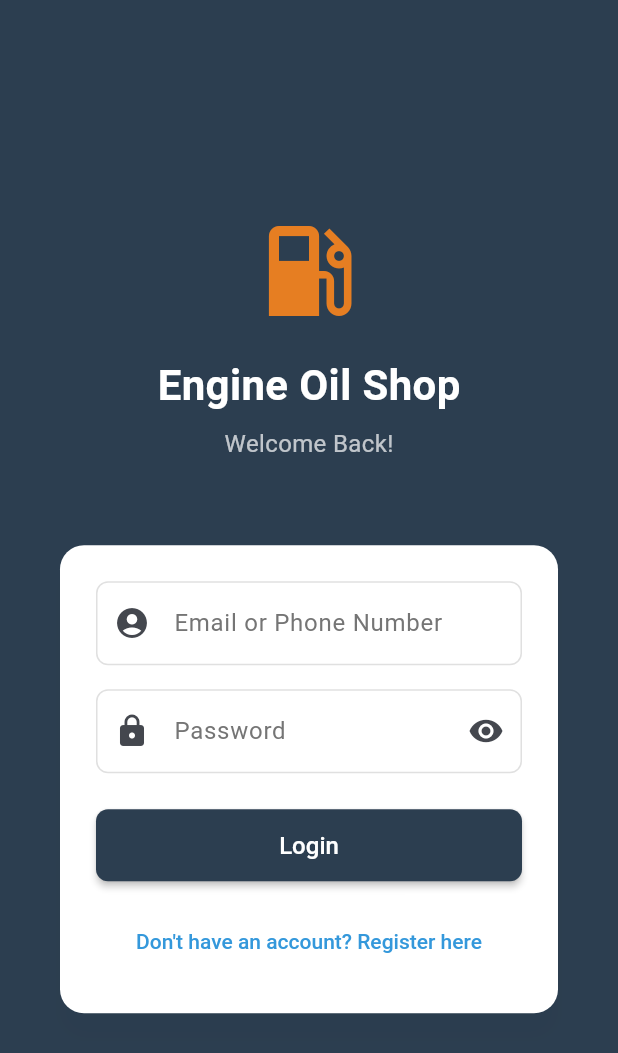
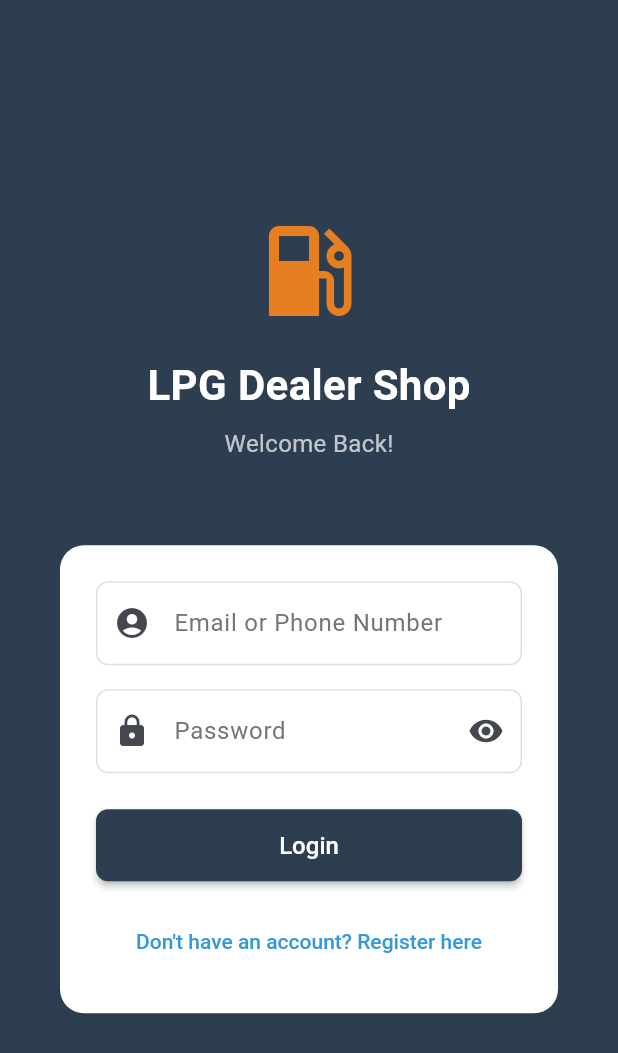
Before and after one commit to Qasimshabir/lpg-shop, a Flutter app: the screen it shows after launch, on a phone screen of 412 x 824 dp. Shown: the top 1053 px of the screen. Run offline on Flutter 3.47's test engine with Material 3 defaults, Android fonts, the phone set to English and light mode, and no system bars; our stand-ins replace google_fonts, hive_flutter, image_picker, shared_preferences; accounts and stored records are empty.

Commit message:
docs: Update branding from generic app to LPG Dealer Management System
- Update README.md with comprehensive project description and feature list
- Fix deprecated CardTheme to CardThemeData in lpg_theme.dart
- Fix deprecated DialogTheme to DialogThemeData in lpg_theme.dart
- Update login screen title from 'Engine Oil Shop' to 'LPG Dealer Shop'
- Update feedback screen support email to 'support@lpgdealershop.com'
- Update web index.html meta tags and title for LPG Dealer branding
- Update web manifest.json with proper app name, description, and theme colors
- Rebrand application from generic Flutter project to LPG dealer operations platform

```diff
--- a/app/lib/lpg_theme.dart
+++ b/app/lib/lpg_theme.dart
@@ -114,7 +114,7 @@ ThemeData lpgTheme() {
       ),
     ),
 
-    cardTheme: CardTheme(
+    cardTheme: CardThemeData(
       color: Colors.white,
       shadowColor: Colors.black.withOpacity(0.1),
       elevation: 2,
@@ -213,7 +213,7 @@ ThemeData lpgTheme() {
       ),
     ),
 
-    dialogTheme: DialogTheme(
+    dialogTheme: DialogThemeData(
       backgroundColor: Colors.white,
       shape: RoundedRectangleBorder(
         borderRadius: BorderRadius.circular(16),
--- a/app/lib/screens/auth/login_screen.dart
+++ b/app/lib/screens/auth/login_screen.dart
@@ -76,7 +76,7 @@ class _LoginScreenState extends State<LoginScreen> {
                   ),
                   const SizedBox(height: 16),
                   const Text(
-                    'Engine Oil Shop',
+                    'LPG Dealer Shop',
                     style: TextStyle(
                       fontSize: 28,
                       fontWeight: FontWeight.bold,
--- a/app/lib/screens/feedback/feedback_screen.dart
+++ b/app/lib/screens/feedback/feedback_screen.dart
@@ -324,7 +324,7 @@ class _FeedbackScreenState extends State<FeedbackScreen> {
                                     Icon(Icons.email, size: 16, color: Colors.grey[600]),
                                     const SizedBox(width: 4),
                                     Text(
-                                      'support@engineoilshop.com',
+                                      'support@lpgdealershop.com',
                                       style: TextStyle(
                                         color: Colors.grey[600],
                                         fontSize: 12,
```
Also changed, not shown: 3 other files.
